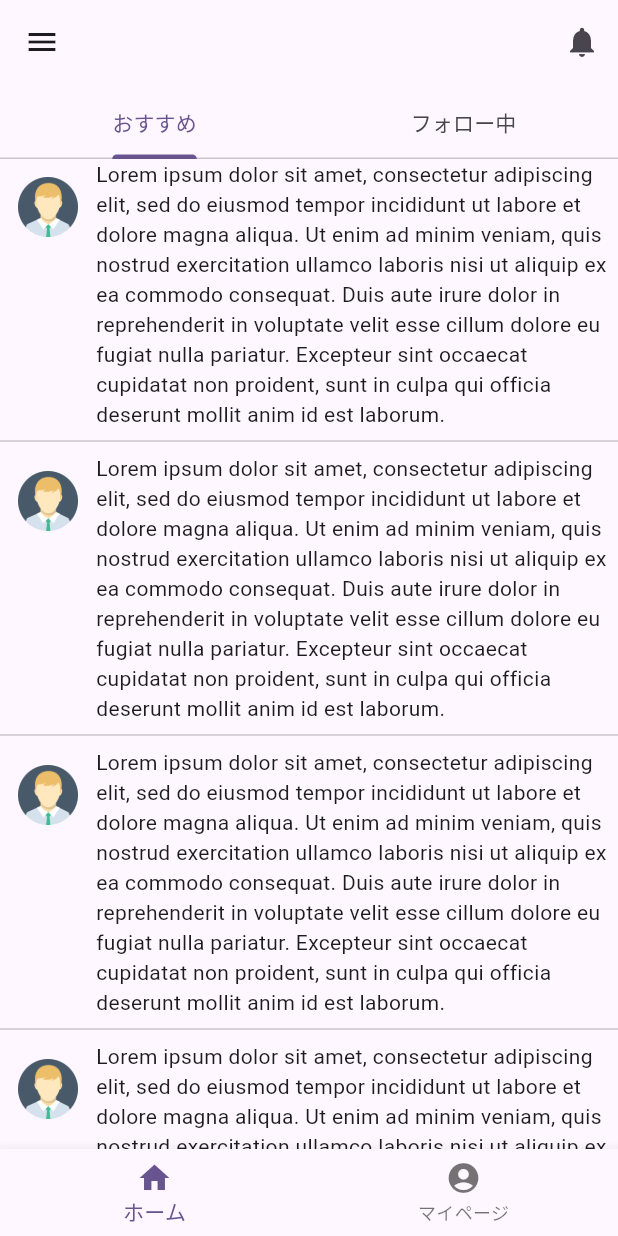
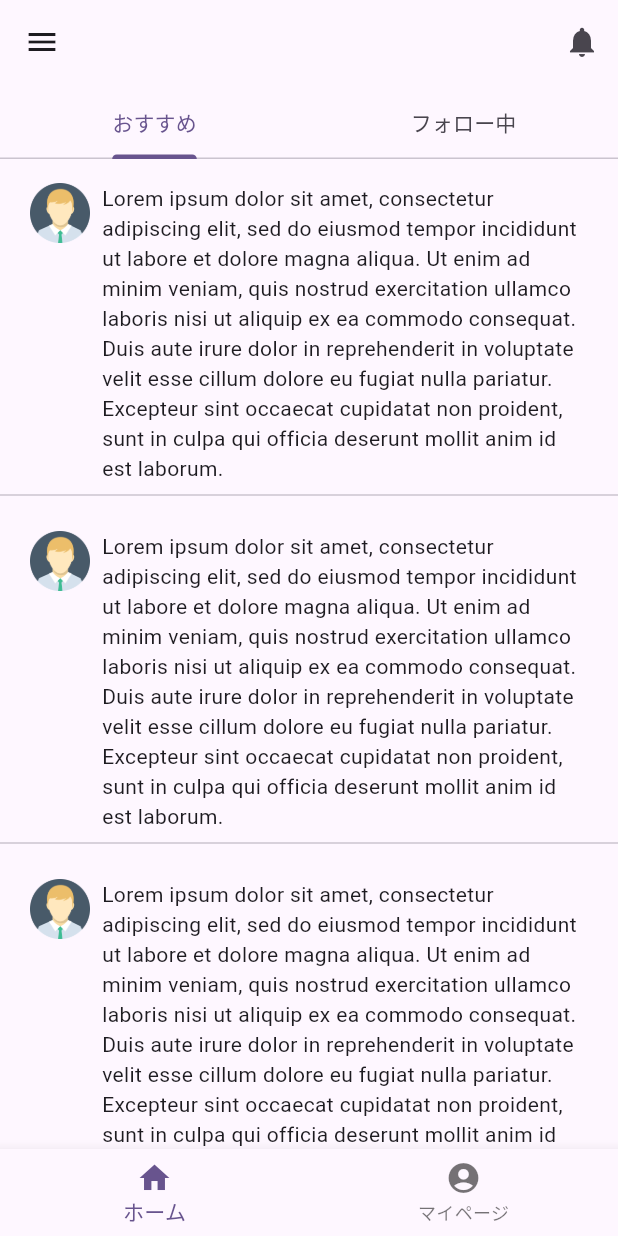
Before and after one commit to yyupyong/english-diary, a Flutter app: the screen it shows after launch, on a phone screen of 412 x 824 dp. Run offline on Flutter 3.47's test engine with Material 2 defaults, Android fonts, the phone set to English and light mode, and no system bars; our stand-ins replace flutter_hooks, hooks_riverpod.

Commit message:
threadのUI大枠完成

```diff
--- a/lib/view/widget/home/diary_thread.dart
+++ b/lib/view/widget/home/diary_thread.dart
@@ -8,14 +8,18 @@ class DiaryThread extends AbstractStatelessWidget {
     return Column(
       mainAxisSize: MainAxisSize.min,
       children: [
-        Row(
+        Padding(
+          padding: EdgeInsets.only(top: 16, left: 20, right: 20),
+          child: Row(
             crossAxisAlignment: CrossAxisAlignment.start,
             children: [
-            Container(
-                margin: EdgeInsets.all(12),
+              SizedBox(
                   width: 40,
                   height: 40,
                   child: Image.asset('assets/image/pngwing.com.png')),
+              SizedBox(
+                width: 8,
+              ),
               Flexible(
                 child: Column(
                   children: [
@@ -26,6 +30,7 @@ class DiaryThread extends AbstractStatelessWidget {
               ),
             ],
           ),
+        ),
         const Divider(),
       ],
     );
```
Lines whose indentation alone changed are shown as unchanged.
